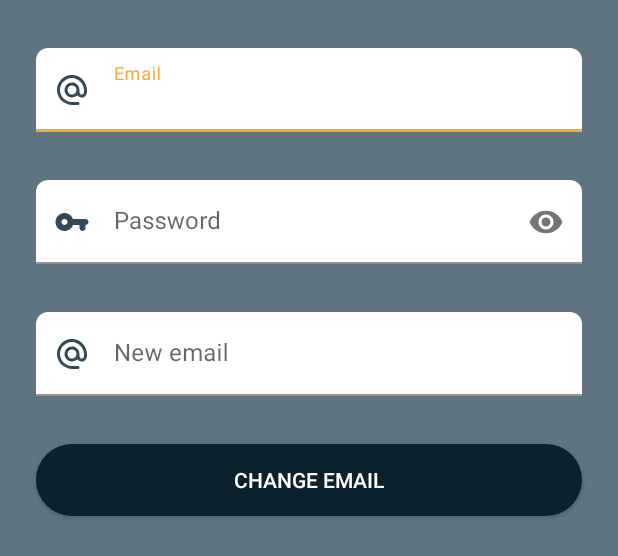
After one commit to Samyber/Tesi_Bertelli_Calchi_Campelli, an Android app: the layout activity_modify_email.xml on its own in the app's theme, with its tools: preview values and no code run, on a phone screen of 412 x 824 dp. The commit adds this screen. Shown: the top 556 px of the screen. Run offline under Robolectric (Android 15) with nearby library versions, the phone set to English and light mode, and no system bars.

Commit message:
Creato e completato ModifyEmailActivity.kt e activity_modify_email.xml e fatto correzzioni in ModifyPasswordActivity.kt , fragment_profile.xml e ProfileFragment.kt

```diff
--- a/app/src/main/AndroidManifest.xml
+++ b/app/src/main/AndroidManifest.xml
@@ -9,9 +9,8 @@
         android:roundIcon="@mipmap/ic_launcher_round"
         android:supportsRtl="true"
         android:theme="@style/Theme.Tesi_Bertelli_Calchi_Campelli">
-        <activity android:name=".ModifyPasswordActivity">
-
-        </activity>
+        <activity android:name=".ModifyEmailActivity"></activity>
+        <activity android:name=".ModifyPasswordActivity"></activity>
         <activity
             android:name=".SettingsActivity"
             android:label="@string/title_activity_settings">
--- a/app/src/main/java/com/samaeli/tesi/models/User.kt
+++ b/app/src/main/java/com/samaeli/tesi/models/User.kt
@@ -1,6 +1,10 @@
 package com.samaeli.tesi.models
 
+import android.os.Parcelable
+import kotlinx.android.parcel.Parcelize
+
+@Parcelize
 class User(val uid:String, var email:String, var name:String, var surname:String, var birthdayDate:Long,
-           var licenseDate:Long, var gender:String, var profileImageUrl:String?, var weight:Double) {
+           var licenseDate:Long, var gender:String, var profileImageUrl:String?, var weight:Double) : Parcelable {
     constructor():this("","","","",-1,-1,"",null,0.0)
 }
--- /dev/null
+++ b/app/src/main/res/layout/activity_modify_email.xml
@@ -0,0 +1,82 @@
+<?xml version="1.0" encoding="utf-8"?>
+<androidx.constraintlayout.widget.ConstraintLayout xmlns:android="http://schemas.android.com/apk/res/android"
+    xmlns:app="http://schemas.android.com/apk/res-auto"
+    xmlns:tools="http://schemas.android.com/tools"
+    android:layout_width="match_parent"
+    android:layout_height="match_parent"
+    tools:context=".ModifyEmailActivity"
+    android:background="@color/primaryColorLight">
+
+    <com.google.android.material.textfield.TextInputLayout
+        android:id="@+id/oldEmailInputLayoutModifyEmail"
+        style="@style/style_input_layout_register_login"
+        android:layout_width="@dimen/width_edit_text_login"
+        android:layout_height="wrap_content"
+        android:layout_marginLeft="@dimen/left_right_margin_modify_email"
+        android:layout_marginTop="@dimen/top_margin_modify_email"
+        android:layout_marginRight="@dimen/left_right_margin_modify_email"
+        app:startIconDrawable="@drawable/ic_round_email_24"
+        app:layout_constraintEnd_toEndOf="parent"
+        app:layout_constraintStart_toStartOf="parent"
+        app:layout_constraintTop_toTopOf="parent">
+
+        <com.google.android.material.textfield.TextInputEditText
+            android:id="@+id/oldEmailEditTextModifyEmail"
+            android:layout_width="match_parent"
+            android:layout_height="wrap_content"
+            android:hint="@string/email"
+            android:inputType="textEmailAddress" />
+    </com.google.android.material.textfield.TextInputLayout>
+
+    <com.google.android.material.textfield.TextInputLayout
+        android:id="@+id/passwordInputLayoutModifyEmail"
+        style="@style/style_input_layout_register_login"
+        android:layout_width="@dimen/width_edit_text_login"
+        android:layout_height="wrap_content"
+        android:layout_marginTop="@dimen/top_margin_modify_email"
+        app:endIconMode="password_toggle"
+        app:startIconDrawable="@drawable/ic_round_password_24"
+        app:layout_constraintEnd_toEndOf="@+id/oldEmailInputLayoutModifyEmail"
+        app:layout_constraintStart_toStartOf="@+id/oldEmailInputLayoutModifyEmail"
+        app:layout_constraintTop_toBottomOf="@+id/oldEmailInputLayoutModifyEmail">
+
+        <com.google.android.material.textfield.TextInputEditText
+            android:id="@+id/passwordEditTextModifyEmail"
+            android:layout_width="match_parent"
+            android:layout_height="wrap_content"
+            android:hint="@string/password"
+            android:inputType="textPassword" />
+    </com.google.android.material.textfield.TextInputLayout>
+
+    <com.google.android.material.textfield.TextInputLayout
+        android:id="@+id/newEmailInputLayoutModifyEmail"
+        style="@style/style_input_layout_register_login"
+        android:layout_width="@dimen/width_edit_text_login"
+        android:layout_height="wrap_content"
+        android:layout_marginTop="@dimen/top_margin_modify_email"
+        app:layout_constraintEnd_toEndOf="@+id/passwordInputLayoutModifyEmail"
+        app:layout_constraintStart_toStartOf="@+id/passwordInputLayoutModifyEmail"
+        app:layout_constraintTop_toBottomOf="@+id/passwordInputLayoutModifyEmail"
+        app:startIconDrawable="@drawable/ic_round_email_24">
+
+        <com.google.android.material.textfield.TextInputEditText
+            android:id="@+id/newEmailEditTextModifyEmail"
+            android:layout_width="match_parent"
+            android:layout_height="wrap_content"
+            android:hint="@string/new_email"
+            android:inputType="textEmailAddress" />
+    </com.google.android.material.textfield.TextInputLayout>
+
+    <android.widget.Button
+        android:id="@+id/changeEmailButtonModifyEmail"
+        android:layout_width="0dp"
+        android:layout_height="wrap_content"
+        android:layout_marginTop="@dimen/top_margin_modify_email"
+        android:background="@drawable/rounded_button"
+        android:text="@string/change_email"
+        android:textColor="@color/white"
+        app:layout_constraintEnd_toEndOf="@+id/newEmailInputLayoutModifyEmail"
+        app:layout_constraintStart_toStartOf="@+id/newEmailInputLayoutModifyEmail"
+        app:layout_constraintTop_toBottomOf="@+id/newEmailInputLayoutModifyEmail" />
+
+</androidx.constraintlayout.widget.ConstraintLayout>
--- a/app/src/main/res/values/dimens.xml
+++ b/app/src/main/res/values/dimens.xml
@@ -19,4 +19,7 @@
 
     <dimen name="top_margin_modify_password">32dp</dimen>
     <dimen name="left_right_margin_modify_password">24dp</dimen>
+
+    <dimen name="top_margin_modify_email">32dp</dimen>
+    <dimen name="left_right_margin_modify_email">24dp</dimen>
 </resources>
--- a/app/src/main/res/values/strings.xml
+++ b/app/src/main/res/values/strings.xml
@@ -30,6 +30,7 @@
     <string name="error_email_exist">Error! Email exist</string>
     <string name="error_weight">Error! Weight must be > 0</string>
     <string name="error_check_fields">Error! Check the fields</string>
+    <string name="error_email_password_incorrect">Error! Email or password incorrect</string>
 
     <string name="birthday_date_picker_title">Select birthday date</string>
     <string name="license_date_picker_title">Select driving license issue date</string>
@@ -96,6 +97,7 @@
     <string name="save_data">Save data</string>
     <string name="error_update_profile">Error during update profile</string>
     <string name="ok_update_profile">Profile changed successfully</string>
+    <string name="update_email">Update email</string>
     <string name="update_password">Update password</string>
     <string name="delete_account">Delete account</string>
     <string name="message_dialog_box_delete">Are you sure to delete this account?</string>
@@ -109,4 +111,12 @@
     <string name="error_update_password">Error update password</string>
     <string name="error_old_password">Error! Old password is wrong</string>
     <string name="password_changed">Password changed</string>
+
+    <!-- ModifyEmailActivity -->
+    <string name="new_email">New email</string>
+    <string name="change_email">Change email</string>
+    <string name="error_update_email">Error update email</string>
+    <string name="error_old_email">Error! Old email is wrong</string>
+    <string name="email_changed">Email changed</string>
+    <string name="error_password">Error! The password is wrong</string>
 </resources>
```
Also changed, not shown: app/src/main/java/com/samaeli/tesi/LoginActivity.kt (+22 -11 lines), app/src/main/java/com/samaeli/tesi/MainActivity.kt (+25 -2 lines), app/src/main/java/com/samaeli/tesi/ModifyEmailActivity.kt (added, +205 -0 lines), app/src/main/java/com/samaeli/tesi/ModifyPasswordActivity.kt (+51 -15 lines), app/src/main/java/com/samaeli/tesi/ProfileFragment.kt (+12 -40 lines), app/src/main/res/layout/fragment_profile.xml (+18 -25 lines).
